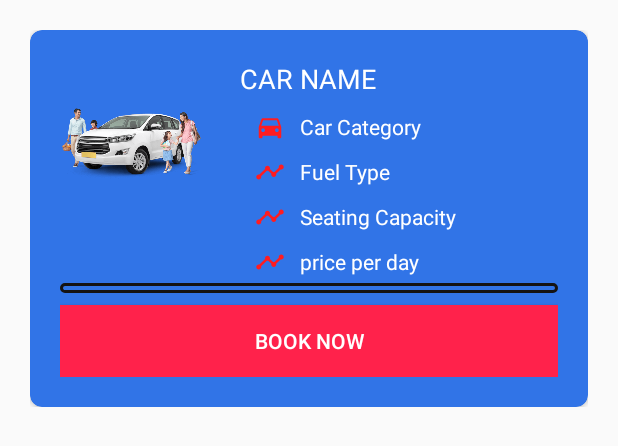
After one commit to ebuddiess/AndroidSummerTrainingProject, an Android app: the layout view_car_layouy.xml on its own in the app's theme, with its tools: preview values and no code run, on a phone screen of 412 x 824 dp. The commit adds this screen. Shown: the top 446 px of the screen. Run offline under Robolectric (Android 15) with nearby library versions, the phone set to English and light mode, and no system bars.

Commit message:
View Car Module completed

```diff
--- a/app/src/main/AndroidManifest.xml
+++ b/app/src/main/AndroidManifest.xml
@@ -41,7 +41,8 @@
             android:name=".WelcomeUser.WelcomeUser"
             android:theme="@style/Theme.AppCompat.Light.DarkActionBar" />
         <activity android:name=".ManageProfile.ManageProfile" />
-        <activity android:name=".ManageCars.ManageCar"></activity>
+        <activity android:name=".ManageCars.ManageCar" />
+        <activity android:name=".ViewCar.Viewcar"></activity>
     </application>
 
 </manifest>
--- a/app/src/main/java/com/example/ebuddiess/vehiclerentalsystem/ManageCars/Car.java
+++ b/app/src/main/java/com/example/ebuddiess/vehiclerentalsystem/ManageCars/Car.java
@@ -9,7 +9,9 @@ public class Car {
     int seating_capcaity;
     String uploadedby;
     int pricing;
+    Car(){
 
+    }
     public Car(String carid, String carName, String car_image_url, String car_category, String fuelType, int seating_capcaity, String uploadedby, int pricing) {
         this.carid = carid;
         this.carName = carName;
--- /dev/null
+++ b/app/src/main/res/drawable/car_category.xml
@@ -0,0 +1,5 @@
+<vector android:height="20dp" android:tint="#FF1C21"
+    android:viewportHeight="24.0" android:viewportWidth="24.0"
+    android:width="20dp" xmlns:android="http://schemas.android.com/apk/res/android">
+    <path android:fillColor="#FF000000" android:pathData="M18.92,6.01C18.72,5.42 18.16,5 17.5,5h-11c-0.66,0 -1.21,0.42 -1.42,1.01L3,12v8c0,0.55 0.45,1 1,1h1c0.55,0 1,-0.45 1,-1v-1h12v1c0,0.55 0.45,1 1,1h1c0.55,0 1,-0.45 1,-1v-8l-2.08,-5.99zM6.5,16c-0.83,0 -1.5,-0.67 -1.5,-1.5S5.67,13 6.5,13s1.5,0.67 1.5,1.5S7.33,16 6.5,16zM17.5,16c-0.83,0 -1.5,-0.67 -1.5,-1.5s0.67,-1.5 1.5,-1.5 1.5,0.67 1.5,1.5 -0.67,1.5 -1.5,1.5zM5,11l1.5,-4.5h11L19,11L5,11z"/>
+</vector>
--- /dev/null
+++ b/app/src/main/res/drawable/cardview_viewcar_selected.xml
@@ -0,0 +1,4 @@
+<?xml version="1.0" encoding="utf-8"?>
+<shape android:shape="rectangle" xmlns:android="http://schemas.android.com/apk/res/android">
+<solid android:color="@color/purple"></solid>
+</shape>
--- /dev/null
+++ b/app/src/main/res/drawable/carview_viewcar_deselected.xml
@@ -0,0 +1,4 @@
+<?xml version="1.0" encoding="utf-8"?>
+<shape android:shape="rectangle" xmlns:android="http://schemas.android.com/apk/res/android">
+<solid android:color="@color/lovelyred"></solid>
+</shape>
--- /dev/null
+++ b/app/src/main/res/drawable/fuel_type.xml
@@ -0,0 +1,5 @@
+<vector android:height="20dp" android:tint="#FF1C21"
+    android:viewportHeight="24.0" android:viewportWidth="24.0"
+    android:width="20dp" xmlns:android="http://schemas.android.com/apk/res/android">
+    <path android:fillColor="#FF000000" android:pathData="M23,8c0,1.1 -0.9,2 -2,2 -0.18,0 -0.35,-0.02 -0.51,-0.07l-3.56,3.55c0.05,0.16 0.07,0.34 0.07,0.52 0,1.1 -0.9,2 -2,2s-2,-0.9 -2,-2c0,-0.18 0.02,-0.36 0.07,-0.52l-2.55,-2.55c-0.16,0.05 -0.34,0.07 -0.52,0.07s-0.36,-0.02 -0.52,-0.07l-4.55,4.56c0.05,0.16 0.07,0.33 0.07,0.51 0,1.1 -0.9,2 -2,2s-2,-0.9 -2,-2 0.9,-2 2,-2c0.18,0 0.35,0.02 0.51,0.07l4.56,-4.55C8.02,9.36 8,9.18 8,9c0,-1.1 0.9,-2 2,-2s2,0.9 2,2c0,0.18 -0.02,0.36 -0.07,0.52l2.55,2.55c0.16,-0.05 0.34,-0.07 0.52,-0.07s0.36,0.02 0.52,0.07l3.55,-3.56C19.02,8.35 19,8.18 19,8c0,-1.1 0.9,-2 2,-2s2,0.9 2,2z"/>
+</vector>
--- /dev/null
+++ b/app/src/main/res/drawable/view_car_card_view_background.xml
@@ -0,0 +1,8 @@
+<?xml version="1.0" encoding="utf-8"?>
+<selector xmlns:android="http://schemas.android.com/apk/res/android">
+
+    <item android:state_selected="false" android:state_pressed="false" android:drawable="@drawable/carview_viewcar_deselected"></item>
+
+    <item  android:state_pressed="true"
+        android:drawable="@drawable/cardview_viewcar_selected"></item>
+</selector>
--- /dev/null
+++ b/app/src/main/res/drawable/view_car_component_theme.xml
@@ -0,0 +1,6 @@
+<?xml version="1.0" encoding="utf-8"?>
+<shape android:shape="rectangle" xmlns:android="http://schemas.android.com/apk/res/android">
+    <solid android:color="#f13113"></solid>
+    <corners android:radius="5dp"></corners>
+    <size android:width="10dp" android:height="10dp"></size>
+</shape>
--- /dev/null
+++ b/app/src/main/res/layout/view_car_layouy.xml
@@ -0,0 +1,122 @@
+<?xml version="1.0" encoding="utf-8"?>
+<LinearLayout xmlns:android="http://schemas.android.com/apk/res/android"
+    xmlns:app="http://schemas.android.com/apk/res-auto"
+    android:orientation="vertical"
+    android:layout_width="match_parent"
+    android:layout_height="wrap_content"
+    android:padding="20dp">
+
+    <android.support.v7.widget.CardView
+        android:elevation="8dp"
+        app:cardBackgroundColor="#3174e7"
+        app:cardCornerRadius="8dp"
+        android:layout_width="match_parent"
+        android:id="@+id/viewcar_cardview"
+        android:layout_height="wrap_content">
+
+        <RelativeLayout
+            android:padding="20dp"
+            android:layout_width="match_parent"
+            android:layout_height="match_parent">
+
+            <ImageView
+                android:scaleType="fitCenter"
+                android:layout_width="100dp"
+                android:layout_height="100dp"
+                android:layout_marginRight="20dp"
+                android:src="@drawable/car1"
+                android:id="@+id/car_thumbnail_image_view" />
+
+            <TextView
+                android:layout_width="wrap_content"
+                android:layout_height="wrap_content"
+                android:id="@+id/viewcarcarname_txtview"
+                android:text="CAR NAME"
+                android:textSize="18sp"
+                android:textColor="@color/colorWhite"
+                android:layout_toRightOf="@+id/car_thumbnail_image_view"
+                />
+
+            <TextView
+                android:drawablePadding="10dp"
+                android:drawableLeft="@drawable/car_category"
+                android:layout_width="wrap_content"
+                android:layout_height="wrap_content"
+                android:id="@+id/view_car_category"
+                android:text="@string/car_category"
+                android:layout_marginLeft="10dp"
+                android:layout_marginTop="10dp"
+                android:textColor="@color/colorWhite"
+                android:layout_below="@+id/viewcarcarname_txtview"
+                android:layout_toRightOf="@id/car_thumbnail_image_view"
+                />
+            <TextView
+                android:drawablePadding="10dp"
+                android:drawableLeft="@drawable/fuel_type"
+                android:layout_width="wrap_content"
+                android:layout_height="wrap_content"
+                android:id="@+id/viewcar_fuel_type"
+                android:text="@string/fuel_type"
+                android:layout_marginLeft="10dp"
+                android:layout_marginTop="10dp"
+                android:textColor="@color/colorWhite"
+                android:layout_below="@+id/view_car_category"
+                android:layout_toRightOf="@id/car_thumbnail_image_view"
+                />
+            <TextView
+                android:drawablePadding="10dp"
+                android:drawableLeft="@drawable/fuel_type"
+                android:layout_width="wrap_content"
+                android:layout_height="wrap_content"
+                android:id="@+id/viewcar_seating_capactiy"
+                android:text="@string/seating_capacity"
+                android:layout_marginLeft="10dp"
+                android:layout_marginTop="10dp"
+                android:textColor="@color/colorWhite"
+                android:layout_below="@+id/viewcar_fuel_type"
+                android:layout_toRightOf="@id/car_thumbnail_image_view"
+                />
+
+            <TextView
+                android:drawablePadding="10dp"
+                android:drawableLeft="@drawable/fuel_type"
+                android:layout_width="wrap_content"
+                android:layout_height="wrap_content"
+                android:id="@+id/price_per_day"
+                android:text="price per day"
+                android:layout_marginLeft="10dp"
+                android:layout_marginTop="10dp"
+                android:textColor="@color/colorWhite"
+                android:layout_below="@+id/viewcar_seating_capactiy"
+                android:layout_toRightOf="@id/car_thumbnail_image_view"
+                />
+            <Spinner
+                android:background="@drawable/img_border"
+                android:layout_marginTop="4dp"
+                android:spinnerMode="dropdown"
+                android:textAlignment="center"
+                android:padding="3dp"
+                android:theme="@style/spinnertheme"
+                android:layout_width="match_parent"
+                android:id="@+id/choose_site_location"
+                android:layout_below="@+id/price_per_day"
+                android:layout_height="wrap_content">
+            </Spinner>
+
+            <Button
+                android:layout_width="match_parent"
+                android:layout_height="wrap_content"
+                android:layout_below="@+id/choose_site_location"
+                android:text="Book Now"
+                android:id="@+id/viewcar_booknow_btn"
+                android:textColor="@color/colorWhite"
+                android:background="@drawable/view_car_card_view_background"
+                android:layout_marginTop="8dp"
+                android:layout_centerHorizontal="true"
+                />
+        </RelativeLayout>
+
+
+    </android.support.v7.widget.CardView>
+
+</LinearLayout>
--- a/app/src/main/res/values/colors.xml
+++ b/app/src/main/res/values/colors.xml
@@ -6,6 +6,7 @@
     <color name="colorAccent">#40fbe2</color>
     <color name="colorWhite">#ffffff</color>
     <color name="colorBlack">#050404</color>
+    <color name="colorYellow">#fcf419</color>
     <color name="active_dots">#fffafa</color>
     <color name="inactive_dots">#83878b</color>
     <color name="skyBlue">#eb13fff7</color>
--- a/app/src/main/res/values/strings.xml
+++ b/app/src/main/res/values/strings.xml
@@ -4,6 +4,9 @@
     <string name="logout">Logout</string>
     <string name="about">About</string>
     <string name="manage_cars">Manage Cars</string>
+    <string name="fuel_type">Fuel Type</string>
+    <string name="car_category">Car Category</string>
+    <string name="seating_capacity">Seating Capacity</string>
     <array name="car_category">
         <item>CAR CATEGORY</item>
         <item>Hatchback</item>
@@ -17,6 +20,13 @@
         <item>CNG</item>
     </array>
 
+    <array name="delhicities">
+        <item>CHOOSE LOCATION</item>
+        <item>Rajiv Chowk</item>
+        <item>Badarpur</item>
+        <item>Vasant Kunj</item>
+    </array>
+
     <array name="city">
         <item>Delhi</item>
         <item>Mumbai</item>
--- a/app/src/main/res/values/styles.xml
+++ b/app/src/main/res/values/styles.xml
@@ -8,4 +8,7 @@
         <item name="colorAccent">@color/colorAccent</item>
     </style>
 
+    <style name="spinnertheme" parent="Base.Widget.AppCompat.DropDownItem.Spinner">
+        <item name="android:textColor">@color/lovelyred</item>
+    </style>
 </resources>
```
Also changed, not shown: app/src/main/java/com/example/ebuddiess/vehiclerentalsystem/ViewCar/ViewCarAdapter.java (added, +91 -0 lines), app/src/main/java/com/example/ebuddiess/vehiclerentalsystem/ViewCar/Viewcar.java (added, +66 -0 lines), app/src/main/java/com/example/ebuddiess/vehiclerentalsystem/WelcomeUser/EndTime.java (+6 -1 lines), app/src/main/java/com/example/ebuddiess/vehiclerentalsystem/WelcomeUser/WelcomeUser.java (+37 -3 lines), app/src/main/res/layout/activity_viewcar.xml (added, +50 -0 lines), app/src/main/res/layout/activity_welcome_user.xml (+5 -2 lines).
